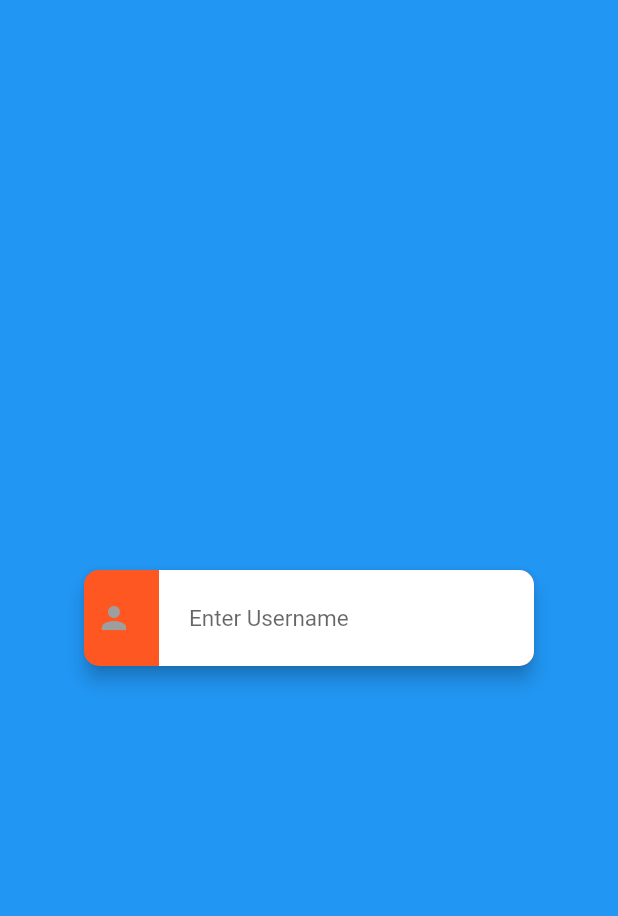
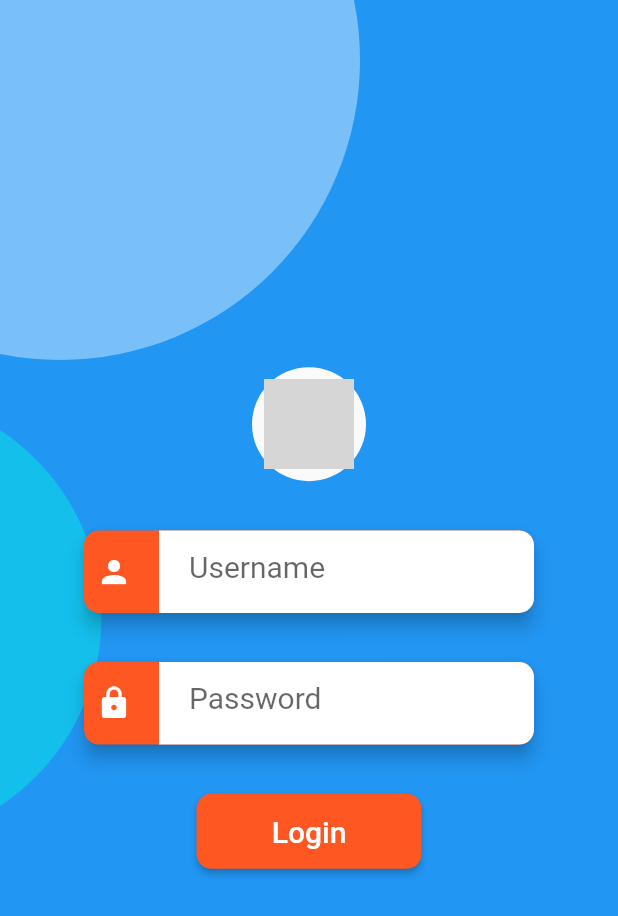
Before and after one commit to SMINIJU/mobile_app, a Flutter app: the screen it shows after launch, on a phone screen of 412 x 824 dp. Shown: the top 916 px of the screen. Run offline on Flutter 3.47's test engine with Material 2 defaults, Android fonts, the phone set to English and light mode, and no system bars; grey boxes are pictures that could not be loaded.

Commit message:
Login page

```diff
--- a/lib/Login.dart
+++ b/lib/Login.dart
@@ -2,6 +2,9 @@ import 'package:flutter/cupertino.dart';
 import 'package:flutter/material.dart';
 import 'package:http/http.dart' as http;
 import 'dart:convert';
+
+import 'package:mobile_app/customfile.dart';
+import 'package:mobile_app/homePage.dart';
 
 class login extends StatefulWidget {
   @override
@@ -40,53 +43,101 @@ class _loginState extends State<login> {
         width: MediaQuery.of(context).size.width,
         height: MediaQuery.of(context).size.height,
         color: Colors.blue,
+        child: Stack(
+          children: <Widget>[
+            Align(
+              alignment: Alignment.bottomRight,
+              widthFactor: 0.6,
+              heightFactor: 0.6,
+              child: Material(
+                borderRadius: BorderRadius.all(Radius.circular(200.0)),
+                color: Color.fromRGBO(255, 255, 255, 0.4),
+                child: Container(
+                  width: 400,
+                  height: 400,
+                ),
+
+              ),
+            ),
+            Align(
+              alignment: Alignment.topRight,
+              widthFactor: 0.3,
+              heightFactor: 0.2,
+
                 child: Center(
+                  child: Material(
+                    borderRadius: BorderRadius.all(Radius.circular(150.0)),
+                    color: Color.fromRGBO(256, 253, 223, 0.4),
+                    child: Container(
+                    width: 300,
+                    height: 300,
+
+
+                  ),
+
+
+                ),
+              ),
+            ),
+
+
+
+            Center(
                 child: Container(
                   width: 400,
                   height: 400,
 //           color: Colors.red,
                   child: Column(
-            mainAxisAlignment: MainAxisAlignment.center,
+                    mainAxisAlignment: MainAxisAlignment.spaceEvenly,
                     children: <Widget>[
+                      Material(
+                          borderRadius: BorderRadius.all(Radius.circular(50.0)),
+                          child:Padding(
+                            padding: const EdgeInsets.all(8.0),
+                            child:Image.asset('images/ex.png',width: 60,height: 60,),
+                          )),
+                      custom(
+                        validate: (user) => user.isEmpty ? "Please Enter username" : null,
+                          fieldicon: Icon(
+                            Icons.person,
+                            color: Colors.white,
+                          ),
+                          user: "Username"),
+                      custom(
+                          validate: (pwd)=> pwd.isEmpty ? "Please Enter username" : null,
+                          fieldicon: Icon(
+                            Icons.lock,
+                            color: Colors.white,
+                          ),
+
+                          user: "Password"),
                       Container(
-                  width: 300,
-                  child: Material(
-                    elevation: 5.0,
-                    borderRadius: BorderRadius.all(Radius.circular(10.0)),
+                        width: 150,
+                        height: 50,
+                        child: RaisedButton(
+                          onPressed: () {
+                            if(_formkey.currentState.validate()  ){
+                               Homescreen();
+                            }
+                          },
                           color: Colors.deepOrange,
-                      child:Row(
-                        mainAxisAlignment: MainAxisAlignment.spaceBetween,
-                    children: <Widget>[
-                      Padding(
-                        padding:const EdgeInsets.all(8.0),
-                        child:Icon(Icons.person,color: Colors.grey),
+                          shape: RoundedRectangleBorder(
+                              side: BorderSide.none,
+                              borderRadius: BorderRadius.circular(10.0)),
+                          child: Text(
+                            "Login",
+                            style: TextStyle(color: Colors.white, fontSize: 20),
                           ),
-                  Container(
-                    decoration: BoxDecoration(
-                      color: Colors.white,
-                      borderRadius: BorderRadius.only(topRight: Radius.circular(10.0),bottomRight: Radius.circular(10.0))
-                    ),
-                      width: 250,
-                    child:Padding(
-                      padding:const EdgeInsets.all(8.0),
-
-                    child: TextField(
-                      decoration: InputDecoration(
-                       // border: OutlineInputBorder(borderSide: BorderSide(color: Colors.deepOrange)),
-                        border: InputBorder.none,
-                          hintText: "Enter Username",
-                          fillColor: Colors.white, filled: true),
-                      style: TextStyle(fontSize: 15, color: Colors.red),
                         ),
                       )
-                    )
-                    ],
-                  )
-                  )
-              )
+
                     ],
                   ),
-        )),
+                )
+            ),
+
+          ],
+        ),
       ),
     );
   }
--- /dev/null
+++ b/lib/customfile.dart
@@ -0,0 +1,55 @@
+import 'package:flutter/material.dart';
+class custom extends StatelessWidget {
+  Icon fieldicon;
+  String user;
+  Function validate;
+  custom({this.fieldicon,this.user,this.validate});
+
+
+  @override
+  Widget build(BuildContext context) {
+    return  Container(
+        width: 300,
+        child: Material(
+            elevation: 5.0,
+            borderRadius: BorderRadius.all(Radius.circular(10.0)),
+            color: Colors.deepOrange,
+            child:Row(
+              mainAxisAlignment: MainAxisAlignment.spaceBetween,
+              children: <Widget>[
+                Padding(
+                  padding:const EdgeInsets.all(8.0),
+                  child: fieldicon,
+                ),
+                Container(
+                    decoration: BoxDecoration(
+                        color: Colors.white,
+                        borderRadius: BorderRadius.only(topRight: Radius.circular(10.0),bottomRight: Radius.circular(10.0))
+                    ),
+                    width: 250,
+                    height: 55,
+                    child:Padding(
+                      padding:const EdgeInsets.all(8.0),
+
+                      child: TextFormField(
+//                        autovalidate: true,
+                        decoration: InputDecoration(
+                          // border: OutlineInputBorder(borderSide: BorderSide(color: Colors.deepOrange)),
+                            border: InputBorder.none,
+                            hintText: user,
+                            fillColor: Colors.white, filled: true,
+
+
+
+                        ),
+                       validator: validate,
+                        style: TextStyle(fontSize: 20, color: Colors.black),
+                      ),
+                    )
+                )
+              ],
+            )
+        )
+    );
+  }
+}
```
Also changed, not shown: lib/homePage.dart (added, +120 -0 lines), pubspec.yaml (+6 -2 lines). Lines whose indentation alone changed are shown as unchanged.
